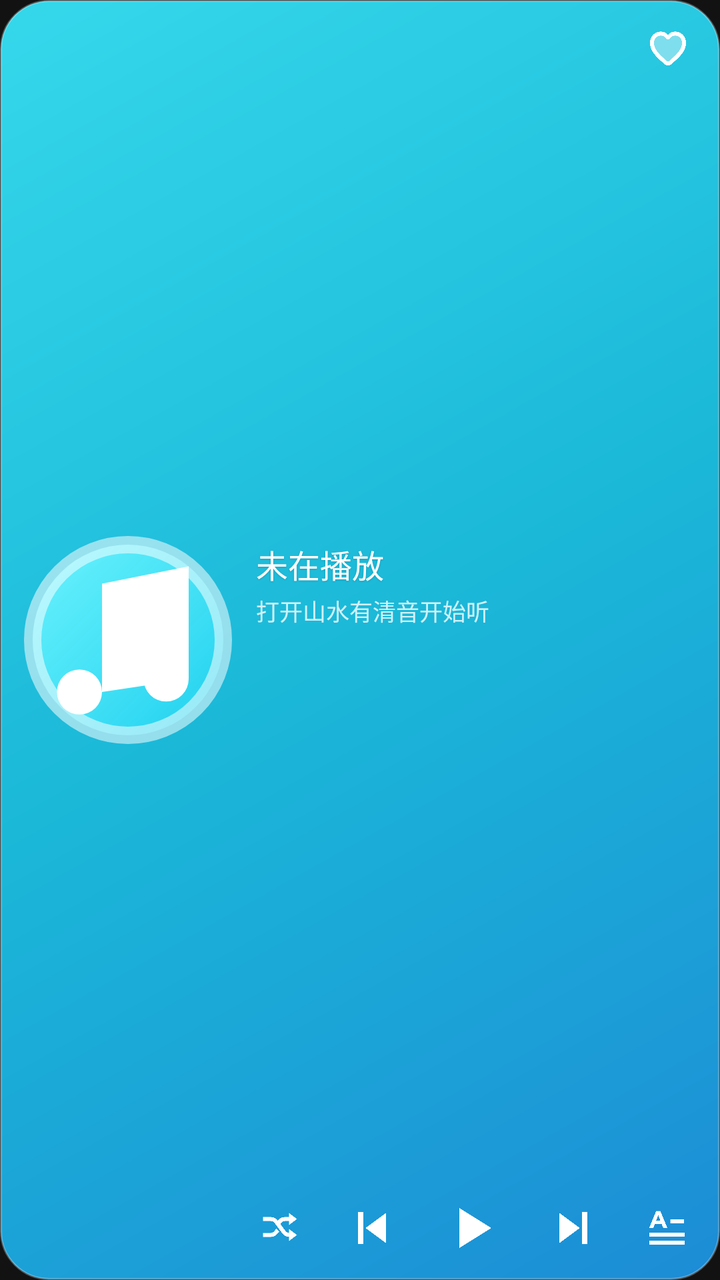
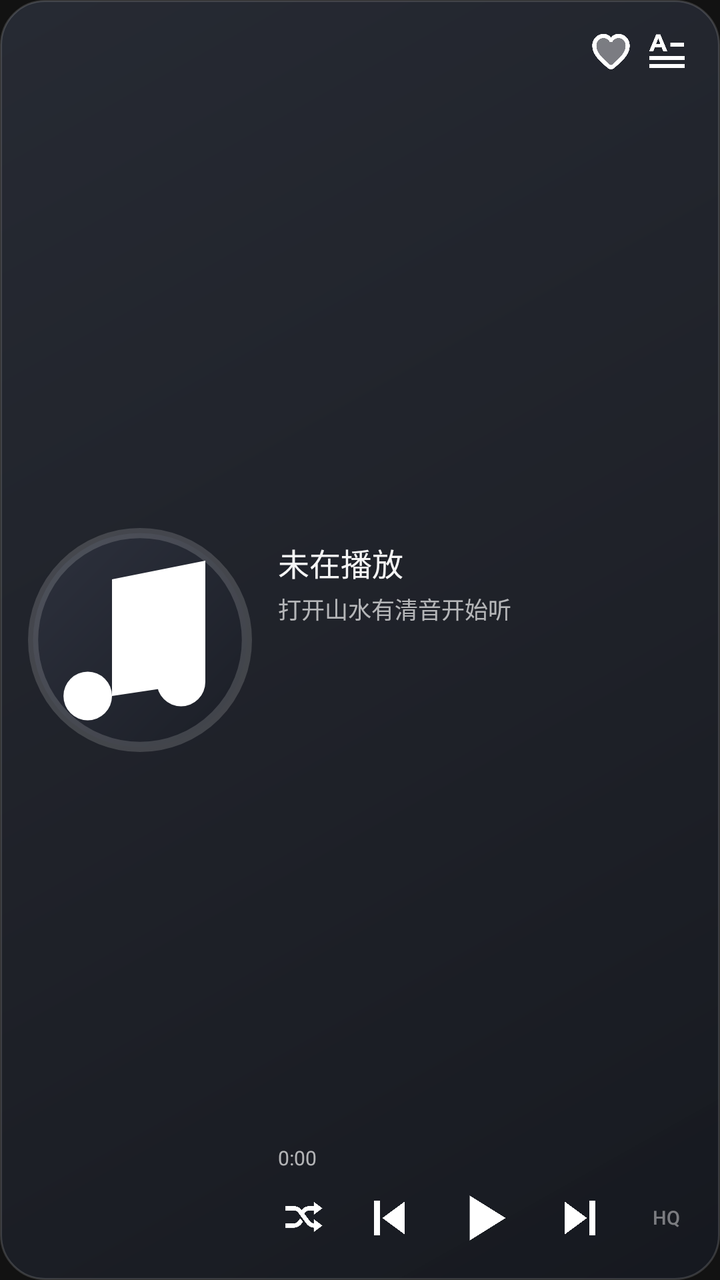

Before-and-after screenshots of an Android layout around one commit, followed by the original layout XML and the change that was made.
<!-- AndroidManifest.xml: application theme Theme.Sonance -->
<!-- res/layout/widget_wide.xml -->
<?xml version="1.0" encoding="utf-8"?>
<FrameLayout xmlns:android="http://schemas.android.com/apk/res/android"
    android:id="@+id/widget_root"
    android:layout_width="match_parent"
    android:layout_height="match_parent"
    android:background="@android:color/transparent">

    <ImageView
        android:id="@+id/widget_bg_img"
        android:layout_width="match_parent"
        android:layout_height="match_parent"
        android:importantForAccessibility="no"
        android:scaleType="fitXY"
        android:src="@drawable/widget_bg" />

    <LinearLayout
        android:layout_width="match_parent"
        android:layout_height="match_parent"
        android:gravity="center_vertical"
        android:orientation="horizontal"
        android:paddingStart="12dp"
        android:paddingTop="10dp"
        android:paddingEnd="14dp"
        android:paddingBottom="10dp">

        <ImageView
            android:id="@+id/widget_cover"
            android:layout_width="104dp"
            android:layout_height="104dp"
            android:contentDescription="@string/widget_cover_desc"
            android:scaleType="fitCenter"
            android:src="@drawable/widget_placeholder" />

        <LinearLayout
            android:layout_width="0dp"
            android:layout_height="match_parent"
            android:layout_marginStart="12dp"
            android:layout_weight="1"
            android:orientation="vertical">

            
            <LinearLayout
                android:layout_width="match_parent"
                android:layout_height="0dp"
                android:layout_weight="1"
                android:gravity="center_vertical"
                android:orientation="horizontal">

                <FrameLayout
                    android:layout_width="0dp"
                    android:layout_height="match_parent"
                    android:layout_marginEnd="6dp"
                    android:layout_weight="1">

                    <LinearLayout
                        android:id="@+id/widget_info_group"
                        android:layout_width="match_parent"
                        android:layout_height="wrap_content"
                        android:layout_gravity="center_vertical"
                        android:orientation="vertical">

                        <TextView
                            android:id="@+id/widget_title"
                            android:layout_width="match_parent"
                            android:layout_height="wrap_content"
                            android:ellipsize="end"
                            android:fontFamily="sans-serif-medium"
                            android:includeFontPadding="false"
                            android:maxLines="1"
                            android:shadowColor="#26000000"
                            android:shadowDy="1"
                            android:shadowRadius="2"
                            android:text="@string/widget_idle_title"
                            android:textColor="#FFFFFFFF"
                            android:textSize="16sp" />

                        <TextView
                            android:id="@+id/widget_artist"
                            android:layout_width="match_parent"
                            android:layout_height="wrap_content"
                            android:layout_marginTop="3dp"
                            android:ellipsize="end"
                            android:includeFontPadding="false"
                            android:maxLines="1"
                            android:text="@string/widget_idle_subtitle"
                            android:textColor="#CCFFFFFF"
                            android:textSize="11.5sp" />
                    </LinearLayout>

                    <LinearLayout
                        android:id="@+id/widget_lyric_group"
                        android:layout_width="match_parent"
                        android:layout_height="wrap_content"
                        android:layout_gravity="center_vertical"
                        android:orientation="vertical"
                        android:visibility="gone">

                        <TextView
                            android:id="@+id/widget_lyric_prev"
                            android:layout_width="match_parent"
                            android:layout_height="wrap_content"
                            android:ellipsize="end"
                            android:includeFontPadding="false"
                            android:maxLines="1"
                            android:textColor="#99FFFFFF"
                            android:textSize="10.5sp" />

                        <TextView
                            android:id="@+id/widget_lyric_cur"
                            android:layout_width="match_parent"
                            android:layout_height="wrap_content"
                            android:layout_marginTop="2dp"
                            android:layout_marginBottom="2dp"
                            android:ellipsize="end"
                            android:fontFamily="sans-serif-medium"
                            android:includeFontPadding="false"
                            android:maxLines="2"
                            android:shadowColor="#26000000"
                            android:shadowDy="1"
                            android:shadowRadius="2"
                            android:textColor="#FFFFFFFF"
                            android:textSize="13.5sp" />

                        <TextView
                            android:id="@+id/widget_lyric_next"
                            android:layout_width="match_parent"
                            android:layout_height="wrap_content"
                            android:ellipsize="end"
                            android:includeFontPadding="false"
                            android:maxLines="1"
                            android:textColor="#99FFFFFF"
                            android:textSize="10.5sp" />
                    </LinearLayout>
                </FrameLayout>

                <ImageView
                    android:id="@+id/widget_fav"
                    android:layout_width="24dp"
                    android:layout_height="24dp"
                    android:layout_gravity="top"
                    android:layout_marginTop="2dp"
                    android:background="@drawable/widget_btn_ripple"
                    android:contentDescription="@string/widget_fav_desc"
                    android:scaleType="fitCenter"
                    android:src="@drawable/widget_ic_heart_outline" />
            </LinearLayout>

            
            <LinearLayout
                android:id="@+id/widget_progress_row"
                android:layout_width="match_parent"
                android:layout_height="wrap_content"
                android:layout_marginTop="6dp"
                android:gravity="center_vertical"
                android:orientation="horizontal">

                <TextView
                    android:id="@+id/widget_time_cur"
                    android:layout_width="wrap_content"
                    android:layout_height="wrap_content"
                    android:includeFontPadding="false"
                    android:textColor="#E6FFFFFF"
                    android:textSize="10sp" />

                <ImageView
                    android:id="@+id/widget_progress"
                    android:layout_width="0dp"
                    android:layout_height="7dp"
                    android:layout_marginStart="8dp"
                    android:layout_marginEnd="8dp"
                    android:layout_weight="1"
                    android:importantForAccessibility="no"
                    android:scaleType="fitXY" />

                <TextView
                    android:id="@+id/widget_time_total"
                    android:layout_width="wrap_content"
                    android:layout_height="wrap_content"
                    android:includeFontPadding="false"
                    android:textColor="#E6FFFFFF"
                    android:textSize="10sp" />
            </LinearLayout>

            
            <LinearLayout
                android:id="@+id/widget_controls"
                android:layout_width="match_parent"
                android:layout_height="wrap_content"
                android:layout_marginTop="6dp"
                android:gravity="center_vertical"
                android:orientation="horizontal">

                <ImageView
                    android:id="@+id/widget_mode"
                    android:layout_width="24dp"
                    android:layout_height="24dp"
                    android:background="@drawable/widget_btn_ripple"
                    android:contentDescription="@string/widget_mode_desc"
                    android:scaleType="fitCenter"
                    android:src="@drawable/widget_ic_mode_shuffle" />

                <FrameLayout
                    android:layout_width="0dp"
                    android:layout_height="1dp"
                    android:layout_weight="1" />

                <ImageView
                    android:id="@+id/widget_prev"
                    android:layout_width="26dp"
                    android:layout_height="26dp"
                    android:background="@drawable/widget_btn_ripple"
                    android:contentDescription="@string/widget_prev_desc"
                    android:scaleType="fitCenter"
                    android:src="@drawable/widget_ic_prev" />

                <FrameLayout
                    android:layout_width="0dp"
                    android:layout_height="1dp"
                    android:layout_weight="1" />

                <ImageView
                    android:id="@+id/widget_play"
                    android:layout_width="32dp"
                    android:layout_height="32dp"
                    android:background="@drawable/widget_btn_ripple"
                    android:contentDescription="@string/widget_play_desc"
                    android:scaleType="fitCenter"
                    android:src="@drawable/widget_ic_play" />

                <FrameLayout
                    android:layout_width="0dp"
                    android:layout_height="1dp"
                    android:layout_weight="1" />

                <ImageView
                    android:id="@+id/widget_next"
                    android:layout_width="26dp"
                    android:layout_height="26dp"
                    android:background="@drawable/widget_btn_ripple"
                    android:contentDescription="@string/widget_next_desc"
                    android:scaleType="fitCenter"
                    android:src="@drawable/widget_ic_next" />

                <FrameLayout
                    android:layout_width="0dp"
                    android:layout_height="1dp"
                    android:layout_weight="1" />

                <ImageView
                    android:id="@+id/widget_lyric_toggle"
                    android:layout_width="25dp"
                    android:layout_height="25dp"
                    android:background="@drawable/widget_btn_ripple"
                    android:contentDescription="@string/widget_lyric_desc"
                    android:scaleType="fitCenter"
                    android:src="@drawable/widget_ic_lyric" />
            </LinearLayout>
        </LinearLayout>
    </LinearLayout>

    <TextView
        android:id="@+id/widget_brand"
        android:layout_width="0dp"
        android:layout_height="0dp"
        android:visibility="gone" />
</FrameLayout>
<!-- resources referenced by this layout -->
<resources>
  <!-- drawable widget_bg (drawable) -->
  <?xml version="1.0" encoding="utf-8"?>
  <shape xmlns:android="http://schemas.android.com/apk/res/android"
      android:shape="rectangle">
      <gradient
          android:angle="315"
          android:centerColor="#FF1BB8D8"
          android:endColor="#FF1C8CD6"
          android:startColor="#FF35D8EB"
          android:type="linear" />
      <corners android:radius="24dp" />
      <stroke
          android:width="1dp"
          android:color="#48FFFFFF" />
  </shape>
  <!-- drawable widget_btn_ripple (drawable) -->
  <?xml version="1.0" encoding="utf-8"?>
  <ripple xmlns:android="http://schemas.android.com/apk/res/android"
      android:color="#33FFFFFF" />
  <!-- drawable widget_ic_next (drawable) -->
  <?xml version="1.0" encoding="utf-8"?>
  <vector xmlns:android="http://schemas.android.com/apk/res/android"
      android:width="24dp"
      android:height="24dp"
      android:viewportWidth="24"
      android:viewportHeight="24">
      <path
          android:fillColor="#FFFFFFFF"
          android:pathData="M5.5,5 L15,12 L5.5,19 Z" />
      <path
          android:fillColor="#FFFFFFFF"
          android:pathData="M16.1,4.5h2.4v15h-2.4z" />
  </vector>
  <!-- drawable widget_ic_play (drawable) -->
  <?xml version="1.0" encoding="utf-8"?>
  <vector xmlns:android="http://schemas.android.com/apk/res/android"
      android:width="24dp"
      android:height="24dp"
      android:viewportWidth="24"
      android:viewportHeight="24">
      <path
          android:fillColor="#FFFFFFFF"
          android:pathData="M7,4.5 L19,12 L7,19.5 Z" />
  </vector>
  <!-- drawable widget_ic_prev (drawable) -->
  <?xml version="1.0" encoding="utf-8"?>
  <vector xmlns:android="http://schemas.android.com/apk/res/android"
      android:width="24dp"
      android:height="24dp"
      android:viewportWidth="24"
      android:viewportHeight="24">
      <path
          android:fillColor="#FFFFFFFF"
          android:pathData="M18.5,5 L9,12 L18.5,19 Z" />
      <path
          android:fillColor="#FFFFFFFF"
          android:pathData="M5.5,4.5h2.4v15h-2.4z" />
  </vector>
  <!-- drawable widget_placeholder (drawable) -->
  <?xml version="1.0" encoding="utf-8"?>
  <layer-list xmlns:android="http://schemas.android.com/apk/res/android">
      <item>
          <shape android:shape="oval">
              <gradient
                  android:angle="315"
                  android:endColor="#D920D4F2"
                  android:startColor="#F06EF5FF"
                  android:type="linear" />
              <stroke
                  android:width="1.5dp"
                  android:color="#88FFFFFF" />
          </shape>
      </item>
      <item
          android:bottom="10dp"
          android:left="10dp"
          android:right="10dp"
          android:top="10dp">
          <shape android:shape="oval">
              <gradient
                  android:angle="270"
                  android:endColor="#FF167CB8"
                  android:startColor="#FF32C5E2"
                  android:type="linear" />
              <stroke
                  android:width="1.2dp"
                  android:color="#99FFFFFF" />
          </shape>
      </item>
      <item
          android:drawable="@drawable/widget_ic_note"
          android:gravity="center"
          android:width="20dp"
          android:height="20dp" />
  </layer-list>
  <string name="widget_cover_desc">专辑封面</string>
  <string name="widget_fav_desc">收藏或取消收藏</string>
  <string name="widget_idle_subtitle">打开山水有清音开始听</string>
  <string name="widget_idle_title">未在播放</string>
  <string name="widget_lyric_desc">显示或隐藏歌词</string>
  <string name="widget_mode_desc">切换播放模式</string>
  <string name="widget_next_desc">下一首</string>
  <string name="widget_play_desc">播放或暂停</string>
  <string name="widget_prev_desc">上一首</string>
  <color name="window_bg">#FF121212</color>
  <!-- unchanged entries left out for length: 5 -->
</resources>

<!-- the commit's change to res/layout/widget_wide.xml (unified diff, before → after) -->
@@ -18,15 +18,15 @@
         android:layout_height="match_parent"
         android:gravity="center_vertical"
         android:orientation="horizontal"
-        android:paddingStart="12dp"
-        android:paddingTop="10dp"
+        android:paddingStart="14dp"
+        android:paddingTop="13dp"
         android:paddingEnd="14dp"
-        android:paddingBottom="10dp">
+        android:paddingBottom="13dp">
 
         <ImageView
             android:id="@+id/widget_cover"
-            android:layout_width="104dp"
-            android:layout_height="104dp"
+            android:layout_width="112dp"
+            android:layout_height="112dp"
             android:contentDescription="@string/widget_cover_desc"
             android:scaleType="fitCenter"
             android:src="@drawable/widget_placeholder" />
@@ -34,7 +34,7 @@
         <LinearLayout
             android:layout_width="0dp"
             android:layout_height="match_parent"
-            android:layout_marginStart="12dp"
+            android:layout_marginStart="13dp"
             android:layout_weight="1"
             android:orientation="vertical">
 
@@ -67,12 +67,9 @@
                             android:fontFamily="sans-serif-medium"
                             android:includeFontPadding="false"
                             android:maxLines="1"
-                            android:shadowColor="#26000000"
-                            android:shadowDy="1"
-                            android:shadowRadius="2"
                             android:text="@string/widget_idle_title"
-                            android:textColor="#FFFFFFFF"
-                            android:textSize="16sp" />
+                            android:textColor="#F5FFFFFF"
+                            android:textSize="15.5sp" />
 
                         <TextView
                             android:id="@+id/widget_artist"
@@ -83,7 +80,7 @@
                             android:includeFontPadding="false"
                             android:maxLines="1"
                             android:text="@string/widget_idle_subtitle"
-                            android:textColor="#CCFFFFFF"
+                            android:textColor="#ABFFFFFF"
                             android:textSize="11.5sp" />
                     </LinearLayout>
 
@@ -102,7 +99,7 @@
                             android:ellipsize="end"
                             android:includeFontPadding="false"
                             android:maxLines="1"
-                            android:textColor="#99FFFFFF"
+                            android:textColor="#78FFFFFF"
                             android:textSize="10.5sp" />
 
                         <TextView
@@ -110,39 +107,47 @@
                             android:layout_width="match_parent"
                             android:layout_height="wrap_content"
                             android:layout_marginTop="2dp"
-                            android:layout_marginBottom="2dp"
                             android:ellipsize="end"
                             android:fontFamily="sans-serif-medium"
                             android:includeFontPadding="false"
                             android:maxLines="2"
-                            android:shadowColor="#26000000"
-                            android:shadowDy="1"
-                            android:shadowRadius="2"
-                            android:textColor="#FFFFFFFF"
+                            android:textColor="#F5FFFFFF"
                             android:textSize="13.5sp" />
 
                         <TextView
                             android:id="@+id/widget_lyric_next"
-                            android:layout_width="match_parent"
-                            android:layout_height="wrap_content"
-                            android:ellipsize="end"
-                            android:includeFontPadding="false"
-                            android:maxLines="1"
-                            android:textColor="#99FFFFFF"
-                            android:textSize="10.5sp" />
+                            android:layout_width="0dp"
+                            android:layout_height="0dp"
+                            android:visibility="gone" />
                     </LinearLayout>
                 </FrameLayout>
 
-                <ImageView
-                    android:id="@+id/widget_fav"
-                    android:layout_width="24dp"
-                    android:layout_height="24dp"
+                <LinearLayout
+                    android:layout_width="wrap_content"
+                    android:layout_height="wrap_content"
                     android:layout_gravity="top"
-                    android:layout_marginTop="2dp"
-                    android:background="@drawable/widget_btn_ripple"
-                    android:contentDescription="@string/widget_fav_desc"
-                    android:scaleType="fitCenter"
-                    android:src="@drawable/widget_ic_heart_outline" />
+                    android:gravity="center_vertical"
+                    android:orientation="horizontal">
+
+                    <ImageView
+                        android:id="@+id/widget_fav"
+                        android:layout_width="25dp"
+                        android:layout_height="25dp"
+                        android:background="@drawable/widget_btn_ripple"
+                        android:contentDescription="@string/widget_fav_desc"
+                        android:scaleType="fitCenter"
+                        android:src="@drawable/widget_ic_heart_outline" />
+
+                    <ImageView
+                        android:id="@+id/widget_lyric_toggle"
+                        android:layout_width="25dp"
+                        android:layout_height="25dp"
+                        android:layout_marginStart="3dp"
+                        android:background="@drawable/widget_btn_ripple"
+                        android:contentDescription="@string/widget_lyric_desc"
+                        android:scaleType="fitCenter"
+                        android:src="@drawable/widget_ic_lyric" />
+                </LinearLayout>
             </LinearLayout>
 
             
@@ -150,7 +155,7 @@
                 android:id="@+id/widget_progress_row"
                 android:layout_width="match_parent"
                 android:layout_height="wrap_content"
-                android:layout_marginTop="6dp"
+                android:layout_marginTop="4dp"
                 android:gravity="center_vertical"
                 android:orientation="horizontal">
 
@@ -158,16 +163,18 @@
                     android:id="@+id/widget_time_cur"
                     android:layout_width="wrap_content"
                     android:layout_height="wrap_content"
+                    android:fontFeatureSettings="tnum"
                     android:includeFontPadding="false"
-                    android:textColor="#E6FFFFFF"
+                    android:text="@string/widget_time_zero"
+                    android:textColor="#ABFFFFFF"
                     android:textSize="10sp" />
 
                 <ImageView
                     android:id="@+id/widget_progress"
                     android:layout_width="0dp"
-                    android:layout_height="7dp"
-                    android:layout_marginStart="8dp"
-                    android:layout_marginEnd="8dp"
+                    android:layout_height="10dp"
+                    android:layout_marginStart="7dp"
+                    android:layout_marginEnd="7dp"
                     android:layout_weight="1"
                     android:importantForAccessibility="no"
                     android:scaleType="fitXY" />
@@ -176,8 +183,9 @@
                     android:id="@+id/widget_time_total"
                     android:layout_width="wrap_content"
                     android:layout_height="wrap_content"
+                    android:fontFeatureSettings="tnum"
                     android:includeFontPadding="false"
-                    android:textColor="#E6FFFFFF"
+                    android:textColor="#ABFFFFFF"
                     android:textSize="10sp" />
             </LinearLayout>
 
@@ -192,23 +200,23 @@
 
                 <ImageView
                     android:id="@+id/widget_mode"
-                    android:layout_width="24dp"
-                    android:layout_height="24dp"
-                    android:background="@drawable/widget_btn_ripple"
-                    android:contentDescription="@string/widget_mode_desc"
-                    android:scaleType="fitCenter"
-                    android:src="@drawable/widget_ic_mode_shuffle" />
-
-                <FrameLayout
-                    android:layout_width="0dp"
-                    android:layout_height="1dp"
-                    android:layout_weight="1" />
-
-                <ImageView
-                    android:id="@+id/widget_prev"
                     android:layout_width="26dp"
                     android:layout_height="26dp"
                     android:background="@drawable/widget_btn_ripple"
+                    android:contentDescription="@string/widget_mode_desc"
+                    android:scaleType="fitCenter"
+                    android:src="@drawable/widget_ic_mode_shuffle" />
+
+                <FrameLayout
+                    android:layout_width="0dp"
+                    android:layout_height="1dp"
+                    android:layout_weight="1" />
+
+                <ImageView
+                    android:id="@+id/widget_prev"
+                    android:layout_width="28dp"
+                    android:layout_height="28dp"
+                    android:background="@drawable/widget_btn_ripple"
                     android:contentDescription="@string/widget_prev_desc"
                     android:scaleType="fitCenter"
                     android:src="@drawable/widget_ic_prev" />
@@ -220,8 +228,8 @@
 
                 <ImageView
                     android:id="@+id/widget_play"
-                    android:layout_width="32dp"
-                    android:layout_height="32dp"
+                    android:layout_width="36dp"
+                    android:layout_height="36dp"
                     android:background="@drawable/widget_btn_ripple"
                     android:contentDescription="@string/widget_play_desc"
                     android:scaleType="fitCenter"
@@ -234,26 +242,28 @@
 
                 <ImageView
                     android:id="@+id/widget_next"
+                    android:layout_width="28dp"
+                    android:layout_height="28dp"
+                    android:background="@drawable/widget_btn_ripple"
+                    android:contentDescription="@string/widget_next_desc"
+                    android:scaleType="fitCenter"
+                    android:src="@drawable/widget_ic_next" />
+
+                <FrameLayout
+                    android:layout_width="0dp"
+                    android:layout_height="1dp"
+                    android:layout_weight="1" />
+
+                <TextView
+                    android:id="@id/widget_hq_badge"
                     android:layout_width="26dp"
-                    android:layout_height="26dp"
-                    android:background="@drawable/widget_btn_ripple"
-                    android:contentDescription="@string/widget_next_desc"
-                    android:scaleType="fitCenter"
-                    android:src="@drawable/widget_ic_next" />
-
-                <FrameLayout
-                    android:layout_width="0dp"
-                    android:layout_height="1dp"
-                    android:layout_weight="1" />
-
-                <ImageView
-                    android:id="@+id/widget_lyric_toggle"
-                    android:layout_width="25dp"
-                    android:layout_height="25dp"
-                    android:background="@drawable/widget_btn_ripple"
-                    android:contentDescription="@string/widget_lyric_desc"
-                    android:scaleType="fitCenter"
-                    android:src="@drawable/widget_ic_lyric" />
+                    android:layout_height="wrap_content"
+                    android:fontFamily="sans-serif-medium"
+                    android:gravity="center"
+                    android:includeFontPadding="false"
+                    android:text="HQ"
+                    android:textColor="#6EFFFFFF"
+                    android:textSize="9.5sp" />
             </LinearLayout>
         </LinearLayout>
     </LinearLayout>
<!-- resource entries referenced after the edit -->
@@ -6,14 +6,14 @@
       android:shape="rectangle">
       <gradient
           android:angle="315"
-          android:centerColor="#FF1BB8D8"
-          android:endColor="#FF1C8CD6"
-          android:startColor="#FF35D8EB"
+          android:centerColor="#EB20232B"
+          android:endColor="#F2161920"
+          android:startColor="#E8282C36"
           android:type="linear" />
-      <corners android:radius="24dp" />
+      <corners android:radius="22dp" />
       <stroke
           android:width="1dp"
-          android:color="#48FFFFFF" />
+          android:color="#26FFFFFF" />
   </shape>
   <!-- drawable widget_btn_ripple (drawable) -->
   <?xml version="1.0" encoding="utf-8"?>
@@ -62,38 +62,23 @@
   <?xml version="1.0" encoding="utf-8"?>
   <layer-list xmlns:android="http://schemas.android.com/apk/res/android">
       <item>
-          <shape android:shape="oval">
+          <shape android:shape="rectangle">
               <gradient
                   android:angle="315"
-                  android:endColor="#D920D4F2"
-                  android:startColor="#F06EF5FF"
+                  android:endColor="#FF1B1E26"
+                  android:startColor="#FF2D313D"
                   android:type="linear" />
+              <corners android:radius="14dp" />
               <stroke
-                  android:width="1.5dp"
-                  android:color="#88FFFFFF" />
-          </shape>
-      </item>
-      <item
-          android:bottom="10dp"
-          android:left="10dp"
-          android:right="10dp"
-          android:top="10dp">
-          <shape android:shape="oval">
-              <gradient
-                  android:angle="270"
-                  android:endColor="#FF167CB8"
-                  android:startColor="#FF32C5E2"
-                  android:type="linear" />
-              <stroke
-                  android:width="1.2dp"
-                  android:color="#99FFFFFF" />
+                  android:width="1dp"
+                  android:color="#28FFFFFF" />
           </shape>
       </item>
       <item
           android:drawable="@drawable/widget_ic_note"
           android:gravity="center"
-          android:width="20dp"
-          android:height="20dp" />
+          android:width="22dp"
+          android:height="22dp" />
   </layer-list>
   <string name="widget_cover_desc">专辑封面</string>
   <string name="widget_fav_desc">收藏或取消收藏</string>
@@ -104,6 +89,7 @@
   <string name="widget_next_desc">下一首</string>
   <string name="widget_play_desc">播放或暂停</string>
   <string name="widget_prev_desc">上一首</string>
+  <string name="widget_time_zero">0:00</string>
   <color name="window_bg">#FF121212</color>
   <!-- unchanged entries left out for length: 5 -->
 </resources>
